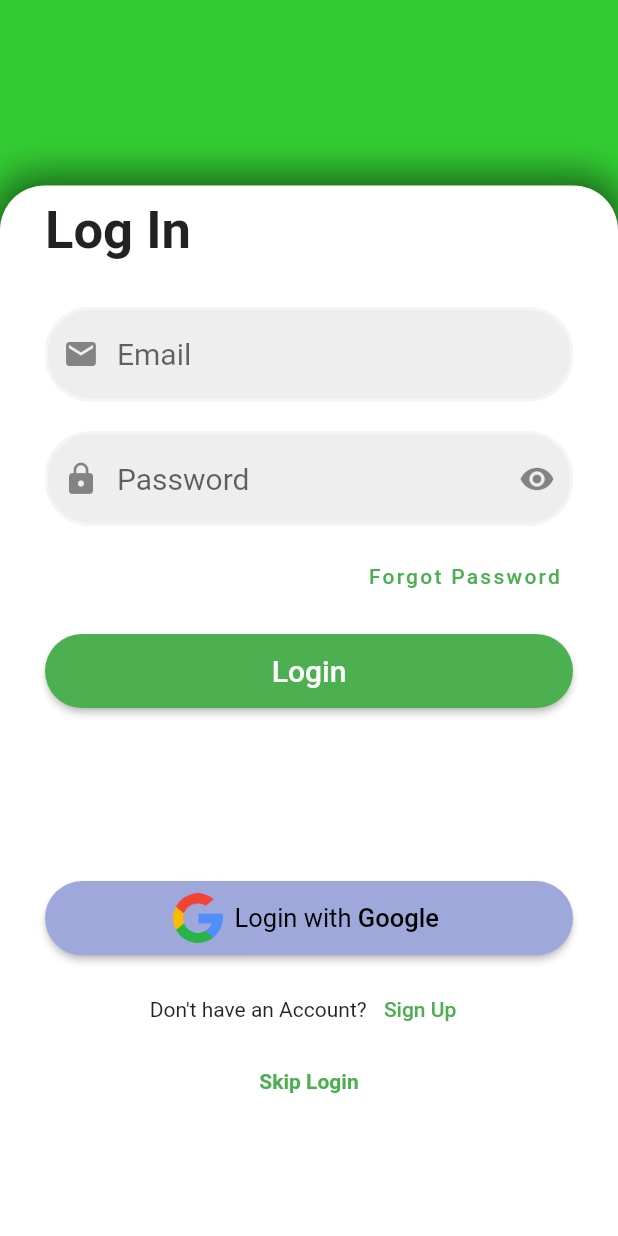
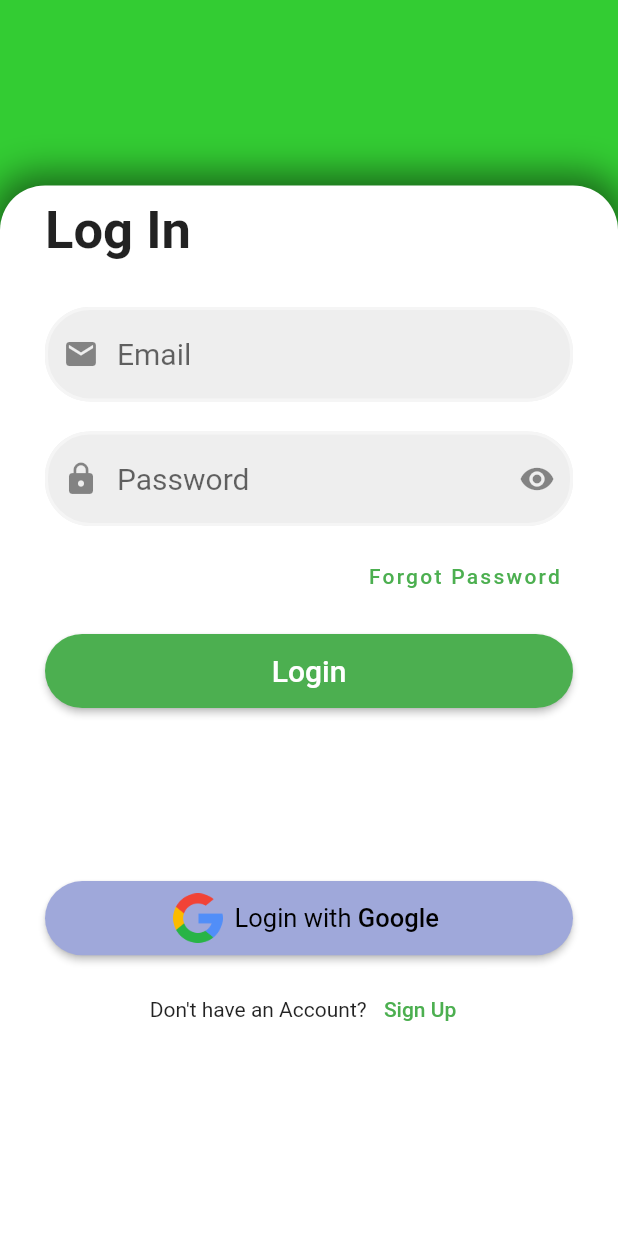
Before and after one commit to o-omki/depression-assessment-app, a Flutter app: the screen it shows after launch, after a tap on "Login", on a phone screen of 412 x 824 dp. Run offline on Flutter 3.47's test engine with Material 2 defaults, Android fonts, the phone set to English and light mode, and no system bars; our stand-ins replace cloud_firestore, curved_navigation_bar, firebase_auth, firebase_core, fl_chart, flutter_dotenv and 4 more; missing offline and left inert: mongo_dart; accounts and stored records are empty; generated files the repository leaves out were written again.

Commit message:
Remove skip login button

```diff
--- a/lib/screens/auth/login.dart
+++ b/lib/screens/auth/login.dart
@@ -295,18 +295,18 @@ class _LoginState extends State<Login> {
                                     child: const Text('Sign Up'))
                               ],
                             ),
-                            TextButton(
-                              onPressed: () {
-                                Navigator.pushReplacement(
-                                    context,
-                                    MaterialPageRoute(
-                                        builder: (_) => const BottomNavBar()));
-                              },
-                              child: const Text(
-                                'Skip Login',
-                                style: TextStyle(fontWeight: FontWeight.bold),
-                              ),
-                            ),
+                            // TextButton(
+                            //   onPressed: () {
+                            //     Navigator.pushReplacement(
+                            //         context,
+                            //         MaterialPageRoute(
+                            //             builder: (_) => const BottomNavBar()));
+                            //   },
+                            //   child: const Text(
+                            //     'Skip Login',
+                            //     style: TextStyle(fontWeight: FontWeight.bold),
+                            //   ),
+                            // ),
                           ],
                         ),
                       ],
```
